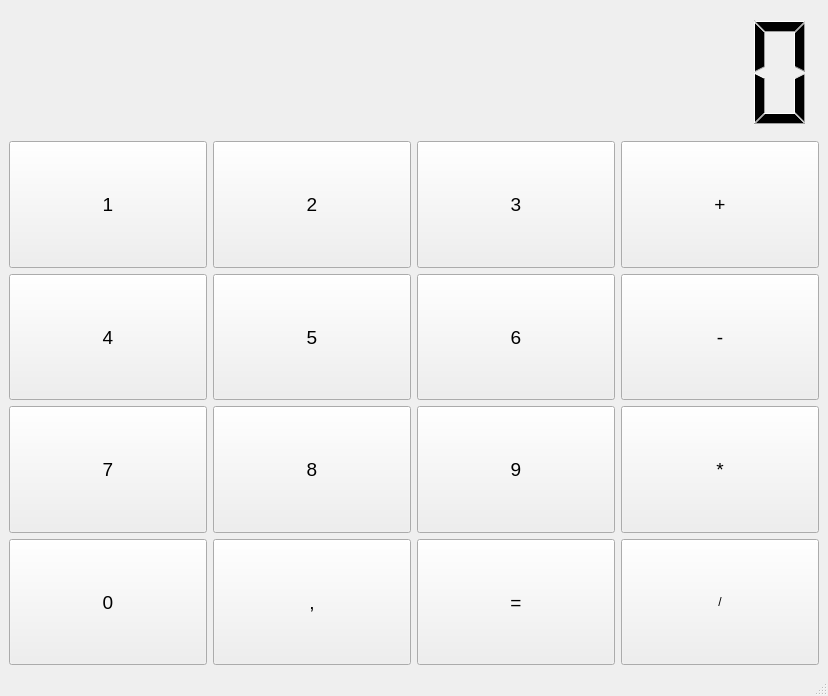
First picture: the form in src/calculator.ui, repository StarLeG/SkillBox-Module_37-Task_1, before the edit.
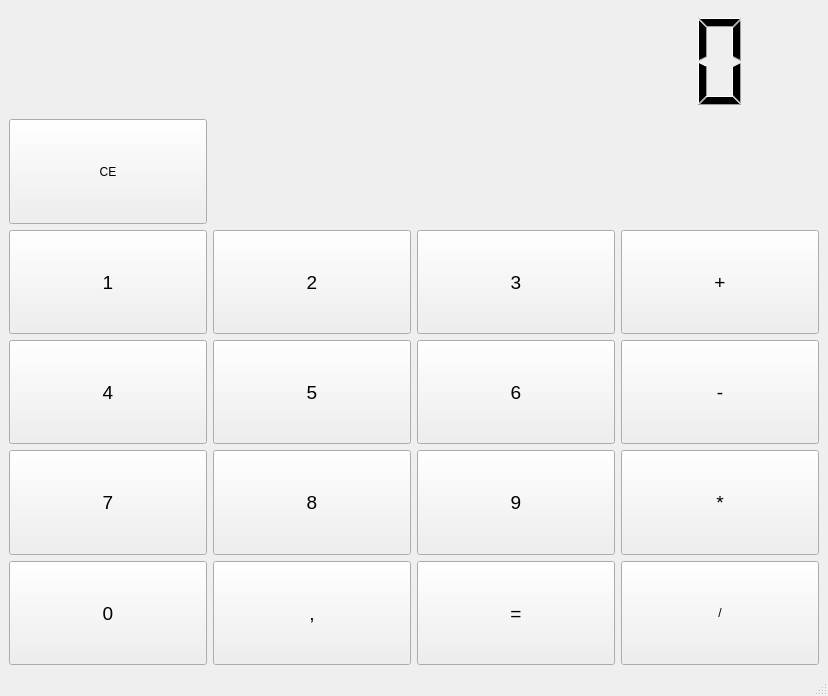
Second picture: the form after the edit.

What changed in the file:
```diff
--- a/src/calculator.ui
+++ b/src/calculator.ui
@@ -17,8 +17,8 @@
    <layout class="QGridLayout" name="gridLayout_2">
     <item row="0" column="0">
      <layout class="QGridLayout" name="gridLayout">
-      <item row="4" column="3">
-       <widget class="QPushButton" name="pushButton_12">
+      <item row="6" column="2">
+       <widget class="QPushButton" name="pushButton_eq">
         <property name="sizePolicy">
          <sizepolicy hsizetype="Minimum" vsizetype="Expanding">
           <horstretch>0</horstretch>
@@ -31,30 +31,12 @@
          </font>
         </property>
         <property name="text">
-         <string>*</string>
+         <string>=</string>
         </property>
        </widget>
       </item>
-      <item row="2" column="3">
-       <widget class="QPushButton" name="pushButton_4">
-        <property name="sizePolicy">
-         <sizepolicy hsizetype="Minimum" vsizetype="Expanding">
-          <horstretch>0</horstretch>
-          <verstretch>0</verstretch>
-         </sizepolicy>
-        </property>
-        <property name="font">
-         <font>
-          <pointsize>14</pointsize>
-         </font>
-        </property>
-        <property name="text">
-         <string>+</string>
-        </property>
-       </widget>
-      </item>
-      <item row="4" column="2">
-       <widget class="QPushButton" name="pushButton_11">
+      <item row="5" column="2">
+       <widget class="QPushButton" name="pushButton_9">
         <property name="sizePolicy">
          <sizepolicy hsizetype="Minimum" vsizetype="Expanding">
           <horstretch>0</horstretch>
@@ -71,8 +53,57 @@
         </property>
        </widget>
       </item>
+      <item row="6" column="0">
+       <widget class="QPushButton" name="pushButton_0">
+        <property name="sizePolicy">
+         <sizepolicy hsizetype="Minimum" vsizetype="Expanding">
+          <horstretch>0</horstretch>
+          <verstretch>0</verstretch>
+         </sizepolicy>
+        </property>
+        <property name="font">
+         <font>
+          <pointsize>14</pointsize>
+         </font>
+        </property>
+        <property name="text">
+         <string>0</string>
+        </property>
+       </widget>
+      </item>
+      <item row="6" column="3">
+       <widget class="QPushButton" name="pushButton_div">
+        <property name="sizePolicy">
+         <sizepolicy hsizetype="Minimum" vsizetype="Expanding">
+          <horstretch>0</horstretch>
+          <verstretch>0</verstretch>
+         </sizepolicy>
+        </property>
+        <property name="text">
+         <string>/</string>
+        </property>
+       </widget>
+      </item>
+      <item row="6" column="1">
+       <widget class="QPushButton" name="pushButton_point">
+        <property name="sizePolicy">
+         <sizepolicy hsizetype="Minimum" vsizetype="Expanding">
+          <horstretch>0</horstretch>
+          <verstretch>0</verstretch>
+         </sizepolicy>
+        </property>
+        <property name="font">
+         <font>
+          <pointsize>14</pointsize>
+         </font>
+        </property>
+        <property name="text">
+         <string>,</string>
+        </property>
+       </widget>
+      </item>
       <item row="4" column="0">
-       <widget class="QPushButton" name="pushButton_9">
+       <widget class="QPushButton" name="pushButton_4">
         <property name="sizePolicy">
          <sizepolicy hsizetype="Minimum" vsizetype="Expanding">
           <horstretch>0</horstretch>
@@ -85,29 +116,11 @@
          </font>
         </property>
         <property name="text">
-         <string>7</string>
+         <string>4</string>
         </property>
        </widget>
       </item>
-      <item row="2" column="0">
-       <widget class="QPushButton" name="pushButton">
-        <property name="sizePolicy">
-         <sizepolicy hsizetype="Minimum" vsizetype="Expanding">
-          <horstretch>0</horstretch>
-          <verstretch>0</verstretch>
-         </sizepolicy>
-        </property>
-        <property name="font">
-         <font>
-          <pointsize>14</pointsize>
-         </font>
-        </property>
-        <property name="text">
-         <string>1</string>
-        </property>
-       </widget>
-      </item>
-      <item row="2" column="1">
+      <item row="3" column="1">
        <widget class="QPushButton" name="pushButton_2">
         <property name="sizePolicy">
          <sizepolicy hsizetype="Minimum" vsizetype="Expanding">
@@ -125,8 +138,8 @@
         </property>
        </widget>
       </item>
-      <item row="3" column="3">
-       <widget class="QPushButton" name="pushButton_8">
+      <item row="3" column="0">
+       <widget class="QPushButton" name="pushButton_1">
         <property name="sizePolicy">
          <sizepolicy hsizetype="Minimum" vsizetype="Expanding">
           <horstretch>0</horstretch>
@@ -139,11 +152,11 @@
          </font>
         </property>
         <property name="text">
-         <string>-</string>
+         <string>1</string>
         </property>
        </widget>
       </item>
-      <item row="2" column="2">
+      <item row="3" column="2">
        <widget class="QPushButton" name="pushButton_3">
         <property name="sizePolicy">
          <sizepolicy hsizetype="Minimum" vsizetype="Expanding">
@@ -161,114 +174,6 @@
         </property>
        </widget>
       </item>
-      <item row="5" column="0">
-       <widget class="QPushButton" name="pushButton_13">
-        <property name="sizePolicy">
-         <sizepolicy hsizetype="Minimum" vsizetype="Expanding">
-          <horstretch>0</horstretch>
-          <verstretch>0</verstretch>
-         </sizepolicy>
-        </property>
-        <property name="font">
-         <font>
-          <pointsize>14</pointsize>
-         </font>
-        </property>
-        <property name="text">
-         <string>0</string>
-        </property>
-       </widget>
-      </item>
-      <item row="3" column="2">
-       <widget class="QPushButton" name="pushButton_7">
-        <property name="sizePolicy">
-         <sizepolicy hsizetype="Minimum" vsizetype="Expanding">
-          <horstretch>0</horstretch>
-          <verstretch>0</verstretch>
-         </sizepolicy>
-        </property>
-        <property name="font">
-         <font>
-          <pointsize>14</pointsize>
-         </font>
-        </property>
-        <property name="text">
-         <string>6</string>
-        </property>
-       </widget>
-      </item>
-      <item row="5" column="1">
-       <widget class="QPushButton" name="pushButton_15">
-        <property name="sizePolicy">
-         <sizepolicy hsizetype="Minimum" vsizetype="Expanding">
-          <horstretch>0</horstretch>
-          <verstretch>0</verstretch>
-         </sizepolicy>
-        </property>
-        <property name="font">
-         <font>
-          <pointsize>14</pointsize>
-         </font>
-        </property>
-        <property name="text">
-         <string>,</string>
-        </property>
-       </widget>
-      </item>
-      <item row="3" column="0">
-       <widget class="QPushButton" name="pushButton_5">
-        <property name="sizePolicy">
-         <sizepolicy hsizetype="Minimum" vsizetype="Expanding">
-          <horstretch>0</horstretch>
-          <verstretch>0</verstretch>
-         </sizepolicy>
-        </property>
-        <property name="font">
-         <font>
-          <pointsize>14</pointsize>
-         </font>
-        </property>
-        <property name="text">
-         <string>4</string>
-        </property>
-       </widget>
-      </item>
-      <item row="4" column="1">
-       <widget class="QPushButton" name="pushButton_10">
-        <property name="sizePolicy">
-         <sizepolicy hsizetype="Minimum" vsizetype="Expanding">
-          <horstretch>0</horstretch>
-          <verstretch>0</verstretch>
-         </sizepolicy>
-        </property>
-        <property name="font">
-         <font>
-          <pointsize>14</pointsize>
-         </font>
-        </property>
-        <property name="text">
-         <string>8</string>
-        </property>
-       </widget>
-      </item>
-      <item row="3" column="1">
-       <widget class="QPushButton" name="pushButton_6">
-        <property name="sizePolicy">
-         <sizepolicy hsizetype="Minimum" vsizetype="Expanding">
-          <horstretch>0</horstretch>
-          <verstretch>0</verstretch>
-         </sizepolicy>
-        </property>
-        <property name="font">
-         <font>
-          <pointsize>14</pointsize>
-         </font>
-        </property>
-        <property name="text">
-         <string>5</string>
-        </property>
-       </widget>
-      </item>
       <item row="1" column="0" colspan="4">
        <widget class="QLCDNumber" name="lcdNumber">
         <property name="sizePolicy">
@@ -306,8 +211,8 @@
         </property>
        </widget>
       </item>
-      <item row="5" column="2">
-       <widget class="QPushButton" name="pushButton_14">
+      <item row="3" column="3">
+       <widget class="QPushButton" name="pushButton_plus">
         <property name="sizePolicy">
          <sizepolicy hsizetype="Minimum" vsizetype="Expanding">
           <horstretch>0</horstretch>
@@ -320,7 +225,97 @@
          </font>
         </property>
         <property name="text">
-         <string>=</string>
+         <string>+</string>
+        </property>
+       </widget>
+      </item>
+      <item row="4" column="1">
+       <widget class="QPushButton" name="pushButton_5">
+        <property name="sizePolicy">
+         <sizepolicy hsizetype="Minimum" vsizetype="Expanding">
+          <horstretch>0</horstretch>
+          <verstretch>0</verstretch>
+         </sizepolicy>
+        </property>
+        <property name="font">
+         <font>
+          <pointsize>14</pointsize>
+         </font>
+        </property>
+        <property name="text">
+         <string>5</string>
+        </property>
+       </widget>
+      </item>
+      <item row="4" column="2">
+       <widget class="QPushButton" name="pushButton_6">
+        <property name="sizePolicy">
+         <sizepolicy hsizetype="Minimum" vsizetype="Expanding">
+          <horstretch>0</horstretch>
+          <verstretch>0</verstretch>
+         </sizepolicy>
+        </property>
+        <property name="font">
+         <font>
+          <pointsize>14</pointsize>
+         </font>
+        </property>
+        <property name="text">
+         <string>6</string>
+        </property>
+       </widget>
+      </item>
+      <item row="4" column="3">
+       <widget class="QPushButton" name="pushButton_minus">
+        <property name="sizePolicy">
+         <sizepolicy hsizetype="Minimum" vsizetype="Expanding">
+          <horstretch>0</horstretch>
+          <verstretch>0</verstretch>
+         </sizepolicy>
+        </property>
+        <property name="font">
+         <font>
+          <pointsize>14</pointsize>
+         </font>
+        </property>
+        <property name="text">
+         <string>-</string>
+        </property>
+       </widget>
+      </item>
+      <item row="5" column="1">
+       <widget class="QPushButton" name="pushButton_8">
+        <property name="sizePolicy">
+         <sizepolicy hsizetype="Minimum" vsizetype="Expanding">
+          <horstretch>0</horstretch>
+          <verstretch>0</verstretch>
+         </sizepolicy>
+        </property>
+        <property name="font">
+         <font>
+          <pointsize>14</pointsize>
+         </font>
+        </property>
+        <property name="text">
+         <string>8</string>
+        </property>
+       </widget>
+      </item>
+      <item row="5" column="0">
+       <widget class="QPushButton" name="pushButton_7">
+        <property name="sizePolicy">
+         <sizepolicy hsizetype="Minimum" vsizetype="Expanding">
+          <horstretch>0</horstretch>
+          <verstretch>0</verstretch>
+         </sizepolicy>
+        </property>
+        <property name="font">
+         <font>
+          <pointsize>14</pointsize>
+         </font>
+        </property>
+        <property name="text">
+         <string>7</string>
         </property>
        </widget>
       </item>
@@ -332,8 +327,26 @@
           <verstretch>0</verstretch>
          </sizepolicy>
         </property>
+        <property name="font">
+         <font>
+          <pointsize>14</pointsize>
+         </font>
+        </property>
         <property name="text">
-         <string>/</string>
+         <string>*</string>
+        </property>
+       </widget>
+      </item>
+      <item row="2" column="0">
+       <widget class="QPushButton" name="pushButton_ce">
+        <property name="sizePolicy">
+         <sizepolicy hsizetype="Minimum" vsizetype="Expanding">
+          <horstretch>0</horstretch>
+          <verstretch>0</verstretch>
+         </sizepolicy>
+        </property>
+        <property name="text">
+         <string>CE</string>
         </property>
        </widget>
       </item>
```
Left out of the diff: 55 changed lines with no effect on the pictures.
